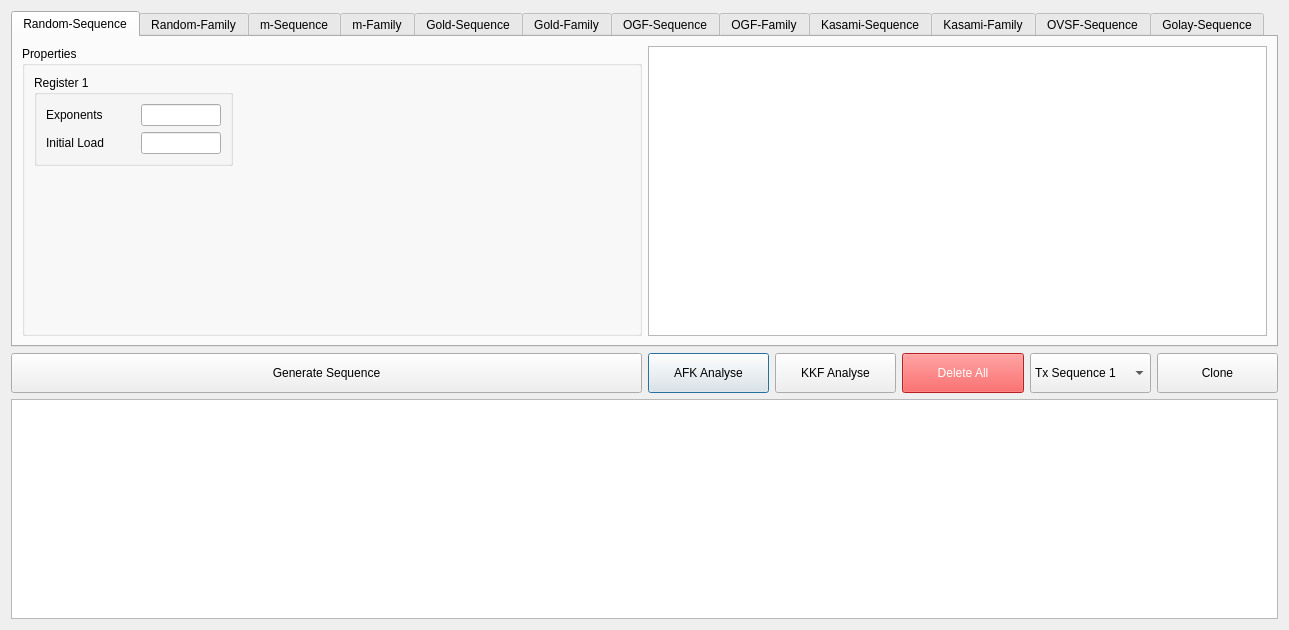
ThomasMarangoni/RoCoS_2, file src/ui/CodeGenerator.ui: the form before one commit.
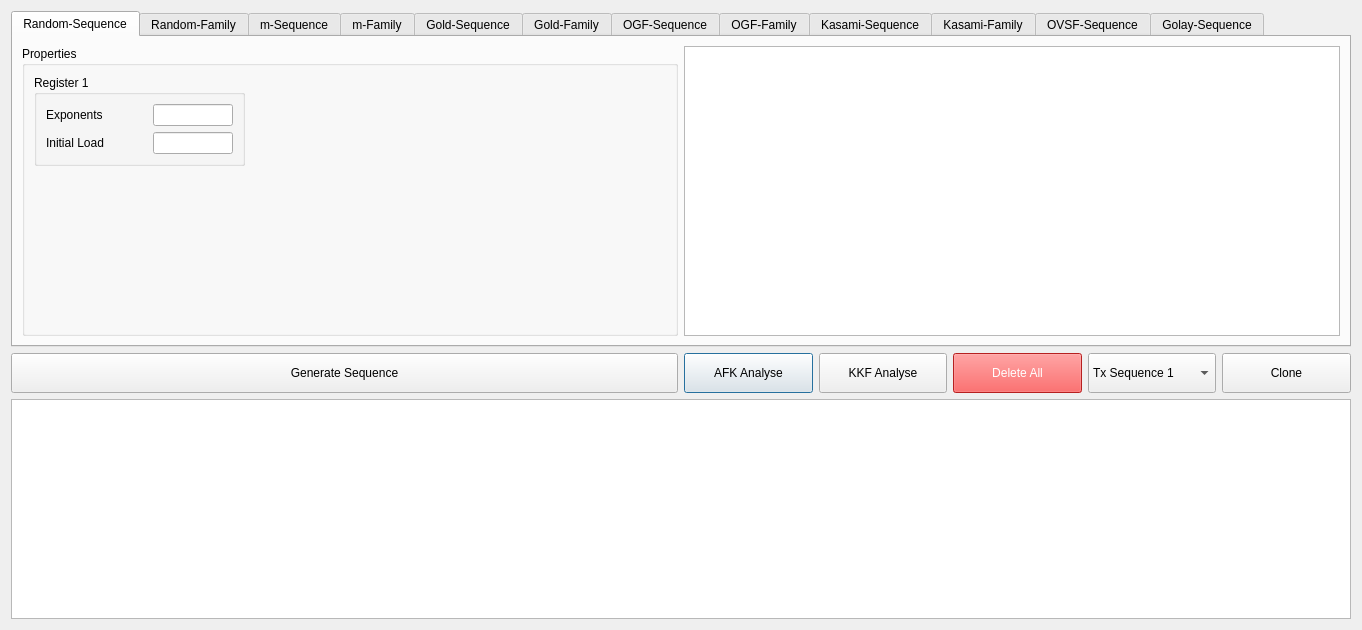
The form after the commit.

The edit to the form file:
```diff
--- a/src/ui/CodeGenerator.ui
+++ b/src/ui/CodeGenerator.ui
@@ -6,7 +6,7 @@
    <rect>
     <x>0</x>
     <y>0</y>
-    <width>1289</width>
+    <width>1362</width>
     <height>630</height>
    </rect>
   </property>
```
